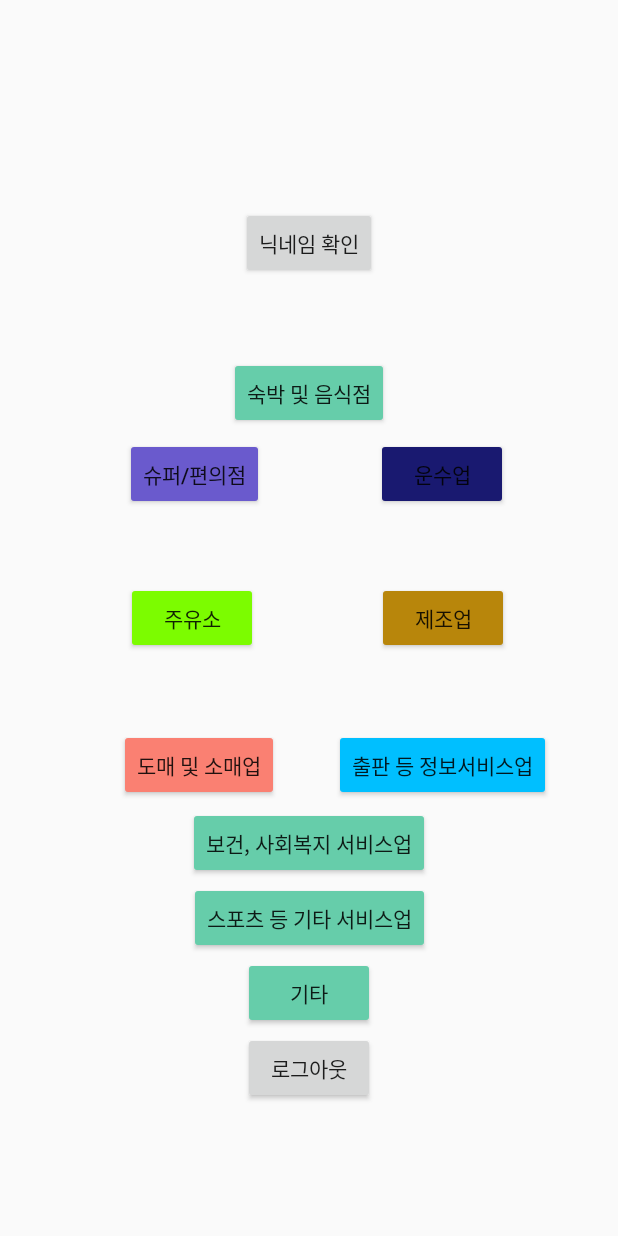
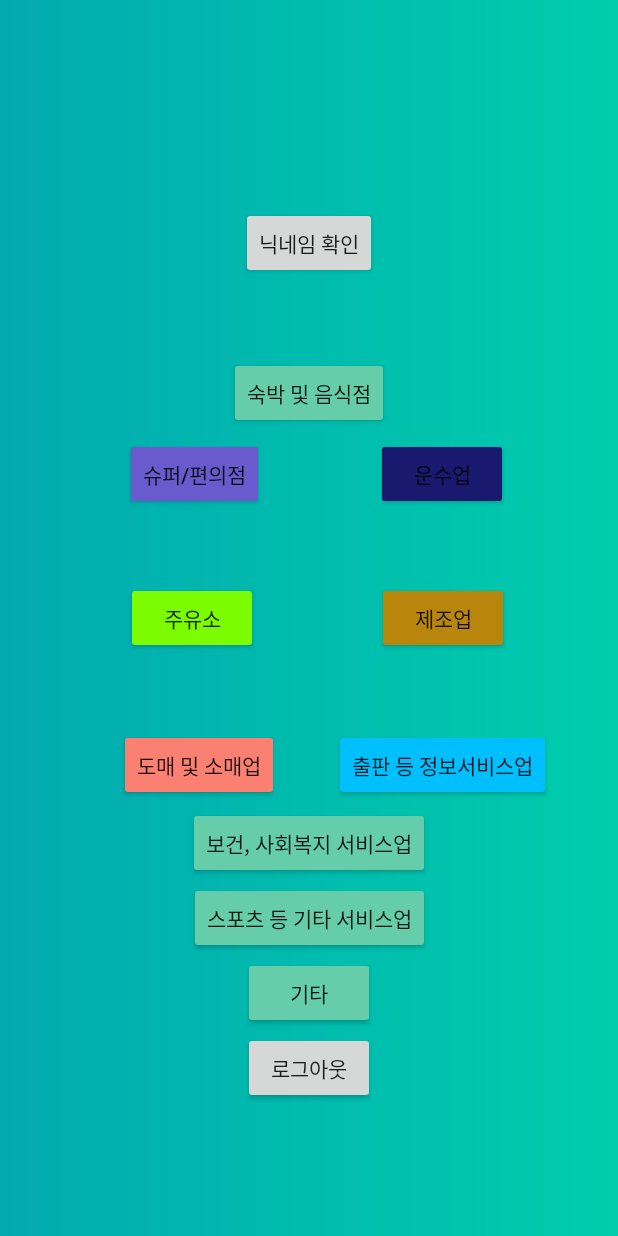
Before and after one commit to princesssubinwith5man/RomanticChuncheon, an Android app: the HomeActivity screen opened directly, with no data from a screen before it, on a phone screen of 412 x 824 dp. Run offline under Robolectric (Android 15) with nearby library versions, the phone set to English and light mode, and no system bars; our stand-ins replace Firebase (no records; nobody signed in at launch, a user with empty details on screens opened directly).

Commit message:
배경색 통일

```diff
--- a/Practice2/app/src/main/res/layout/activity_list.xml
+++ b/Practice2/app/src/main/res/layout/activity_list.xml
@@ -4,6 +4,7 @@
     android:layout_width="match_parent"
     android:layout_height="match_parent"
     android:orientation="vertical"
+    android:background="@drawable/grad_bg"
     tools:context=".ListActivity">
 
     <ListView android:id="@+id/list"
--- a/Practice2/app/src/main/res/layout/activity_main.xml
+++ b/Practice2/app/src/main/res/layout/activity_main.xml
@@ -4,6 +4,7 @@
     xmlns:tools="http://schemas.android.com/tools"
     android:layout_width="match_parent"
     android:layout_height="match_parent"
+    android:background="@drawable/grad_bg"
     tools:context=".MainActivity">
 
     <Button
```
